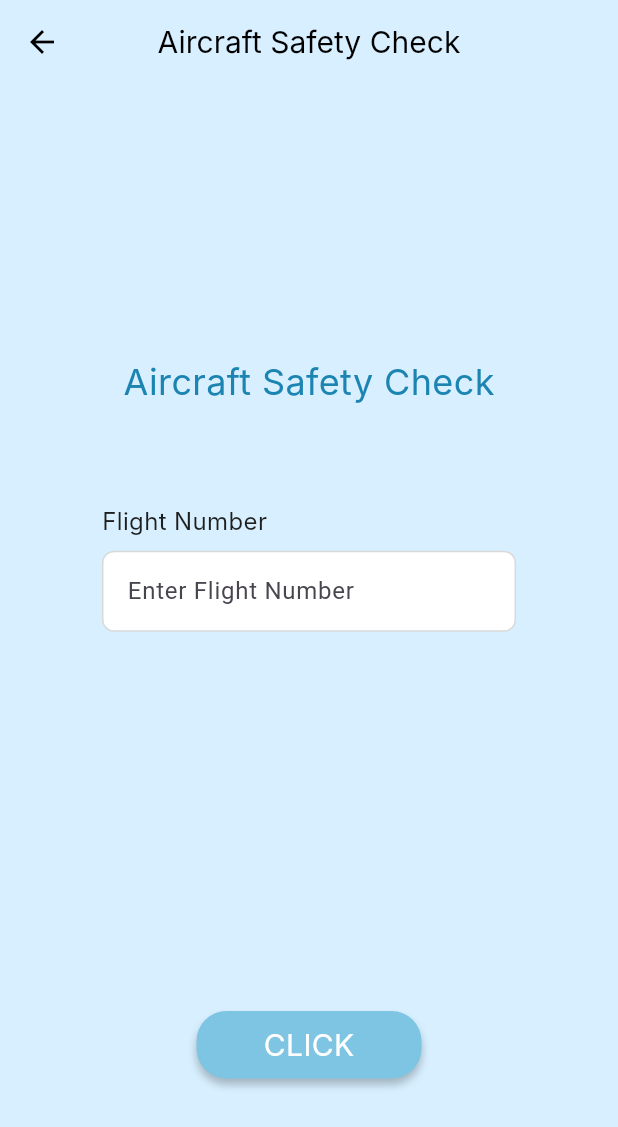
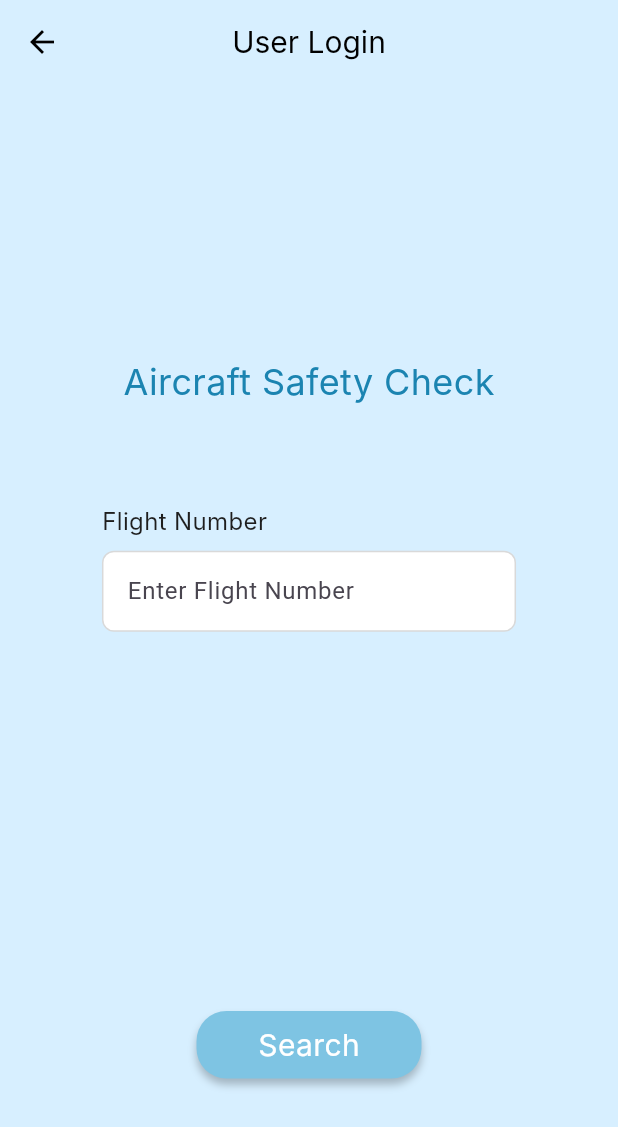
Before and after one commit to Sigyn0809/aircraft_safety_check_app, a Flutter app: the UserLoginScreen screen opened directly, on a phone screen of 412 x 824 dp. Shown: the top 1127 px of the screen. Run offline on Flutter 3.47's test engine with Material 3 defaults, Android fonts, the phone set to English and light mode, and no system bars; missing offline and left inert: amplify_auth_cognito, amplify_flutter; Roboto replaces fonts that are missing (Inter).

Commit message:
Update user_login_screen.dart

```diff
--- a/app/lib/screens/user_login_screen.dart
+++ b/app/lib/screens/user_login_screen.dart
@@ -13,42 +13,54 @@ class _UserLoginScreenState extends State<UserLoginScreen> {
 
   void _handleClick() async {
     final flightNumber = _controller.text.trim();
-
     if (flightNumber.isEmpty) return;
 
     setState(() => _isLoading = true);
 
     try {
       final response = await ApiService.checkAnomaly(flightNumber);
+
+      if (response == null || !response.containsKey("anomaly")) {
+        throw Exception("INVALID_RESPONSE");
+      }
+
       Navigator.push(
         context,
         MaterialPageRoute(
           builder: (context) =>
-              ResultScreen(
-                flightNumber: flightNumber,
-                data: response,
-              ),
+              ResultScreen(flightNumber: flightNumber, data: response),
         ),
       );
     } catch (e) {
+      final errorMessage = e.toString().contains("NOT_FOUND")
+          ? "존재하지 않는 Flight Number입니다. 다시 입력해 주세요."
+          : "오류가 발생했습니다. 잠시 후 다시 시도해 주세요.";
+
       ScaffoldMessenger.of(context).showSnackBar(
-        SnackBar(content: Text('존재하지 않는 Flight Number입니다. 다시 입력해 주세요.')),
+        SnackBar(
+          backgroundColor: Color(0xFFB3E5FC),
+          behavior: SnackBarBehavior.floating,
+          shape: RoundedRectangleBorder(borderRadius: BorderRadius.circular(12)),
+          content: Center(
+            heightFactor: 1,
+            child: Text(
+              errorMessage,
+              style: TextStyle(color: Colors.black),
+              textAlign: TextAlign.center,
+            ),
+          ),
+        ),
       );
     } finally {
       setState(() => _isLoading = false);
     }
   }
 
+
   @override
   Widget build(BuildContext context) {
-    double screenWidth = MediaQuery
-        .of(context)
-        .size
-        .width; // 화면의 너비
-    double screenHeight = MediaQuery
-        .of(context)
-        .size
-        .height; // 화면의 높이
+    double screenWidth = MediaQuery.of(context).size.width; // 화면의 너비
+    double screenHeight = MediaQuery.of(context).size.height; // 화면의 높이
 
     return Scaffold(
       backgroundColor: Color(0xFFD7EFFF), // 하늘색 배경
@@ -66,7 +78,7 @@ class _UserLoginScreenState extends State<UserLoginScreen> {
         centerTitle: true,
         // 중앙 정렬
         title: Text(
-          'Aircraft Safety Check', // 제목
+          'User Login', // 제목
           style: TextStyle(
             color: Colors.black, // 검정색 텍스트
             fontSize: 20,
@@ -75,14 +87,8 @@ class _UserLoginScreenState extends State<UserLoginScreen> {
         ),
       ),
       body: Container(
-        width: MediaQuery
-            .of(context)
-            .size
-            .width,
-        height: MediaQuery
-            .of(context)
-            .size
-            .height,
+        width: screenWidth,
+        height: screenHeight,
         child: Stack(
           children: [
             // 'Aircraft Safety Check' 텍스트
@@ -106,10 +112,7 @@ class _UserLoginScreenState extends State<UserLoginScreen> {
             // Flight Number 텍스트와 필드
             Positioned(
               top: screenHeight * 0.34, // Flight Number 필드 상단 위치
-              left: MediaQuery
-                  .of(context)
-                  .size
-                  .width * 0.5 - screenWidth * 0.67 / 2, // 수평 중앙 정렬
+              left: screenWidth * 0.5 - screenWidth * 0.67 / 2, // 수평 중앙 정렬
               child: Column(
                 crossAxisAlignment: CrossAxisAlignment.start,
                 children: [
@@ -143,7 +146,7 @@ class _UserLoginScreenState extends State<UserLoginScreen> {
               ),
             ),
 
-            // 클릭 버튼
+            // 검색 버튼
             Positioned(
               top: screenHeight * 0.75,
               left: screenWidth * 0.5 - 150 / 2,
@@ -179,7 +182,7 @@ class _UserLoginScreenState extends State<UserLoginScreen> {
                         ),
                       )
                           : Text(
-                        'CLICK',
+                        'Search',
                         style: TextStyle(
                           color: Colors.white,
                           fontSize: 20,
```
